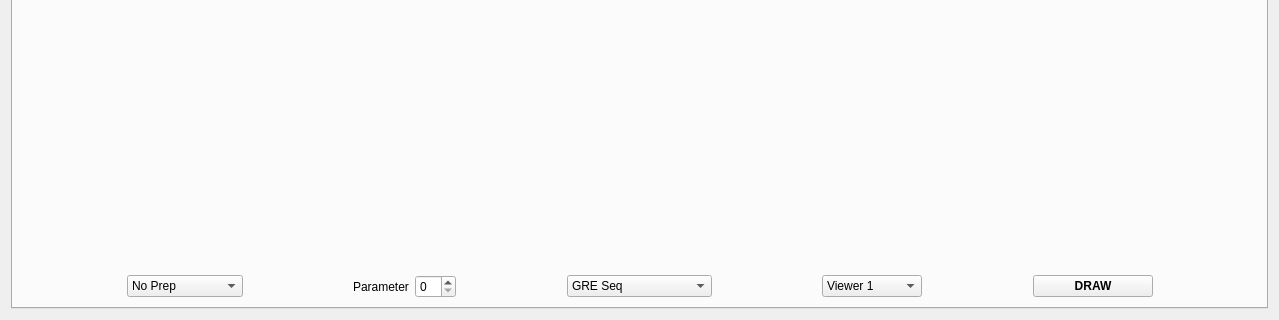
The window that src/ui/Phantom.ui (Mostafa-Medhat/MRI-Phantom) describes before a commit, drawn with Qt 5; both pictures show x 0 to 1279 and y 469 to 789 of the 1279 by 789 pixel window.
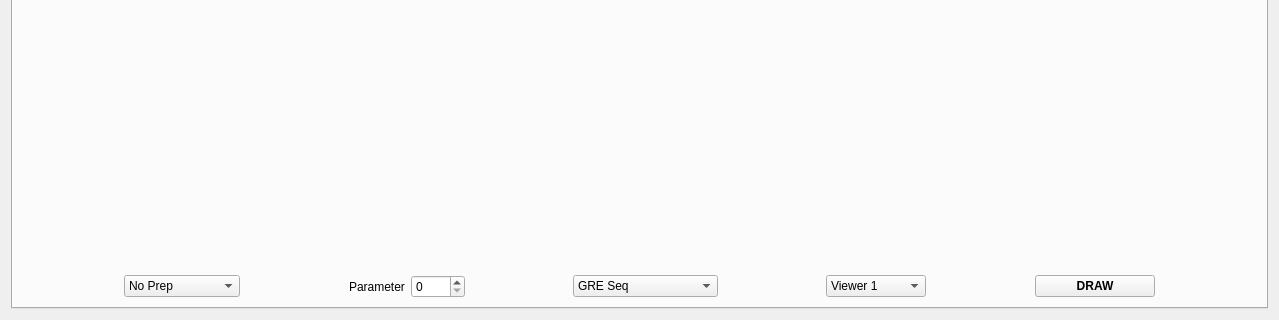
The same window after the commit. The open tabs and pages were chosen to show the change. Icons and pictures are not drawn.

```diff
--- a/src/ui/Phantom.ui
+++ b/src/ui/Phantom.ui
@@ -868,7 +868,11 @@
             </widget>
            </item>
            <item>
-            <widget class="QSpinBox" name="spinBox_parameter"/>
+            <widget class="QSpinBox" name="spinBox_parameter">
+             <property name="maximum">
+              <number>1000</number>
+             </property>
+            </widget>
            </item>
            <item>
             <spacer name="horizontalSpacer_19">
```
Left out of the diff: 20 changed lines with no effect on the pictures.
